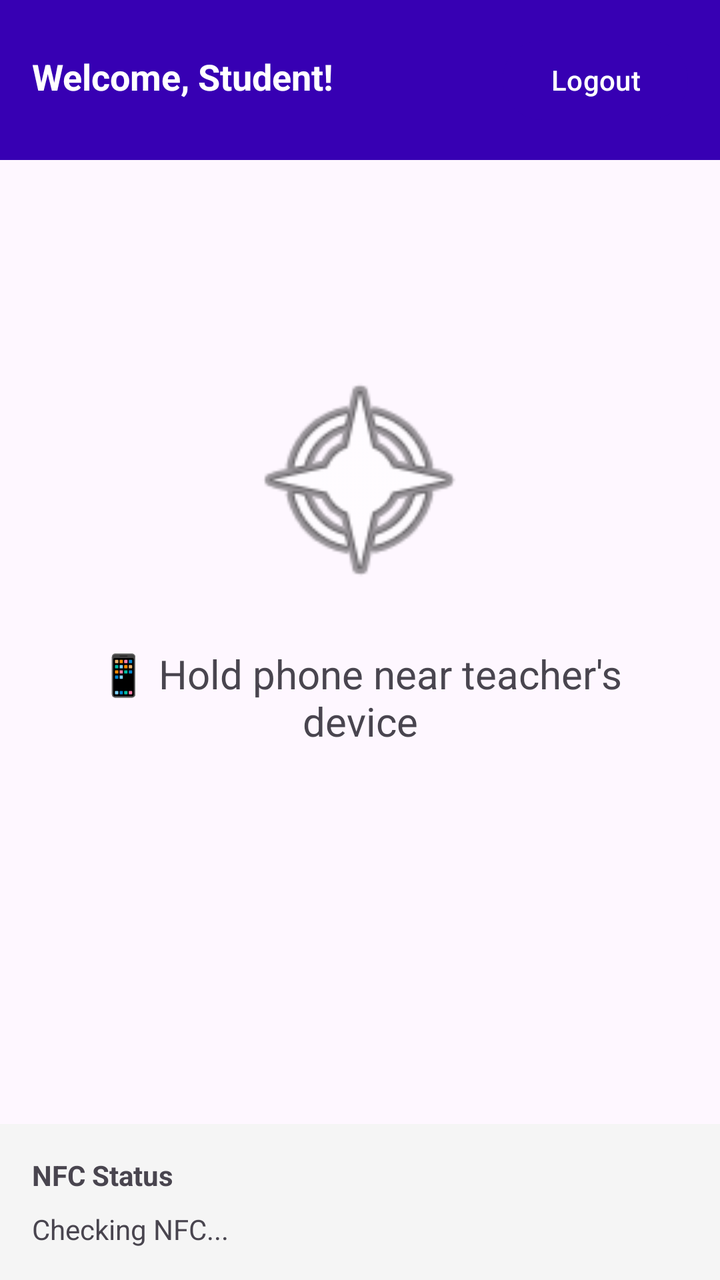
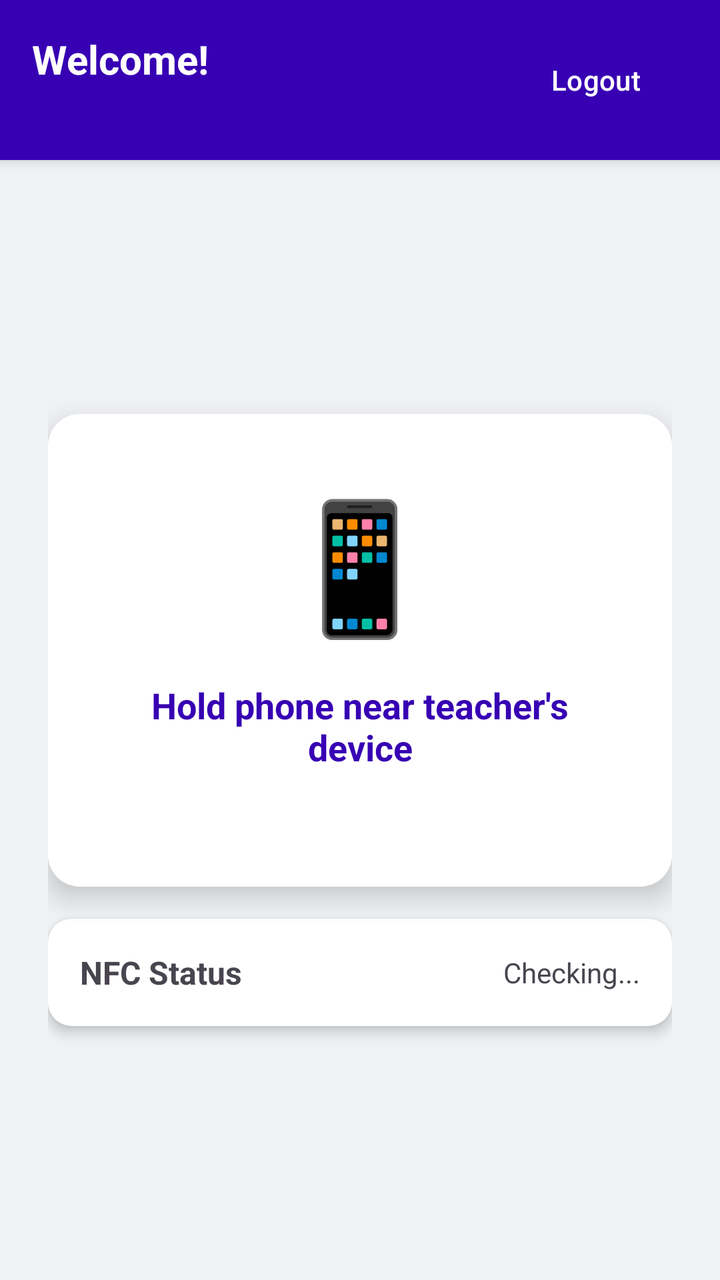

Before-and-after screenshots of an Android layout around one commit, followed by the original layout XML and the change that was made.
<!-- AndroidManifest.xml: application theme Theme.StudentApp -->
<!-- res/layout/activity_student_dashboard.xml -->
<?xml version="1.0" encoding="utf-8"?>
<LinearLayout xmlns:android="http://schemas.android.com/apk/res/android"
    android:layout_width="match_parent"
    android:layout_height="match_parent"
    android:orientation="vertical"
    android:fitsSystemWindows="true">

    <LinearLayout
        android:layout_width="match_parent"
        android:layout_height="wrap_content"
        android:orientation="horizontal"
        android:padding="16dp"
        android:background="#FF3700B3">

        <TextView
            android:id="@+id/txtWelcome"
            android:layout_width="0dp"
            android:layout_height="wrap_content"
            android:layout_weight="1"
            android:text="Welcome, Student!"
            android:textColor="@android:color/white"
            android:textSize="18sp"
            android:textStyle="bold"/>

        <Button
            android:id="@+id/btnLogout"
            android:layout_width="wrap_content"
            android:layout_height="wrap_content"
            android:text="Logout"
            android:textColor="@android:color/white"
            android:backgroundTint="#FF3700B3"/>

    </LinearLayout>

    <LinearLayout
        android:layout_width="match_parent"
        android:layout_height="0dp"
        android:layout_weight="1"
        android:orientation="vertical"
        android:gravity="center"
        android:padding="32dp">

        <ImageView
            android:id="@+id/nfcIcon"
            android:layout_width="120dp"
            android:layout_height="120dp"
            android:src="@android:drawable/ic_menu_compass"
            android:layout_marginBottom="24dp"/>

        <TextView
            android:id="@+id/txtNfcStatus"
            android:layout_width="match_parent"
            android:layout_height="wrap_content"
            android:text="📱 Hold phone near teacher's device"
            android:textSize="20sp"
            android:gravity="center"
            android:layout_marginBottom="16dp"/>

        <TextView
            android:id="@+id/txtStudentId"
            android:layout_width="match_parent"
            android:layout_height="wrap_content"
            android:textSize="16sp"
            android:gravity="center"
            android:textColor="@android:color/darker_gray"
            android:layout_marginBottom="32dp"/>

        <TextView
            android:id="@+id/txtLastAttendance"
            android:layout_width="match_parent"
            android:layout_height="wrap_content"
            android:textSize="14sp"
            android:gravity="center"
            android:textColor="@android:color/darker_gray"/>

    </LinearLayout>

    <LinearLayout
        android:layout_width="match_parent"
        android:layout_height="wrap_content"
        android:orientation="vertical"
        android:padding="16dp"
        android:background="#F5F5F5">

        <TextView
            android:layout_width="match_parent"
            android:layout_height="wrap_content"
            android:text="NFC Status"
            android:textStyle="bold"
            android:layout_marginBottom="8dp"/>

        <TextView
            android:id="@+id/txtNfcEnabled"
            android:layout_width="match_parent"
            android:layout_height="wrap_content"
            android:text="Checking NFC..."/>

    </LinearLayout>

</LinearLayout>
<!-- resources referenced by this layout -->
<resources>
  <style name="Theme.StudentApp" parent="Base.Theme.StudentApp" />
  <style name="Base.Theme.StudentApp" parent="Theme.Material3.DayNight">
          <item name="colorPrimary">#FF3700B3</item>
          <item name="colorPrimaryDark">#FF3700B3</item>
          <item name="colorAccent">#FF3700B3</item>
      </style>
</resources>

<!-- the commit's change to res/layout/activity_student_dashboard.xml (unified diff, before → after) -->
@@ -3,24 +3,41 @@
     android:layout_width="match_parent"
     android:layout_height="match_parent"
     android:orientation="vertical"
-    android:fitsSystemWindows="true">
+    android:fitsSystemWindows="true"
+    android:background="#F0F2F5">
 
+    
     <LinearLayout
         android:layout_width="match_parent"
         android:layout_height="wrap_content"
         android:orientation="horizontal"
         android:padding="16dp"
-        android:background="#FF3700B3">
+        android:background="#3700B3"
+        android:elevation="4dp">
 
-        <TextView
-            android:id="@+id/txtWelcome"
+        <LinearLayout
             android:layout_width="0dp"
             android:layout_height="wrap_content"
             android:layout_weight="1"
-            android:text="Welcome, Student!"
-            android:textColor="@android:color/white"
-            android:textSize="18sp"
-            android:textStyle="bold"/>
+            android:orientation="vertical">
+
+            <TextView
+                android:id="@+id/txtWelcome"
+                android:layout_width="match_parent"
+                android:layout_height="wrap_content"
+                android:text="Welcome!"
+                android:textColor="@android:color/white"
+                android:textSize="20sp"
+                android:textStyle="bold"/>
+
+            <TextView
+                android:id="@+id/txtStudentId"
+                android:layout_width="match_parent"
+                android:layout_height="wrap_content"
+                android:textColor="#B39DDB"
+                android:textSize="14sp"/>
+
+        </LinearLayout>
 
         <Button
             android:id="@+id/btnLogout"
@@ -28,72 +45,100 @@
             android:layout_height="wrap_content"
             android:text="Logout"
             android:textColor="@android:color/white"
-            android:backgroundTint="#FF3700B3"/>
+            android:backgroundTint="#3700B3"
+            android:textSize="14sp"/>
 
     </LinearLayout>
 
+    
     <LinearLayout
         android:layout_width="match_parent"
         android:layout_height="0dp"
         android:layout_weight="1"
         android:orientation="vertical"
         android:gravity="center"
-        android:padding="32dp">
+        android:padding="24dp">
 
-        <ImageView
-            android:id="@+id/nfcIcon"
-            android:layout_width="120dp"
-            android:layout_height="120dp"
-            android:src="@android:drawable/ic_menu_compass"
-            android:layout_marginBottom="24dp"/>
-
-        <TextView
-            android:id="@+id/txtNfcStatus"
+        <androidx.cardview.widget.CardView
+            xmlns:app="http://schemas.android.com/apk/res-auto"
             android:layout_width="match_parent"
             android:layout_height="wrap_content"
-            android:text="📱 Hold phone near teacher's device"
-            android:textSize="20sp"
-            android:gravity="center"
-            android:layout_marginBottom="16dp"/>
+            app:cardCornerRadius="16dp"
+            app:cardElevation="8dp"
+            android:layout_marginBottom="16dp">
 
-        <TextView
-            android:id="@+id/txtStudentId"
+            <LinearLayout
+                android:layout_width="match_parent"
+                android:layout_height="wrap_content"
+                android:orientation="vertical"
+                android:gravity="center"
+                android:padding="32dp"
+                android:background="@android:color/white">
+
+                <TextView
+                    android:layout_width="wrap_content"
+                    android:layout_height="wrap_content"
+                    android:text="📱"
+                    android:textSize="64sp"
+                    android:layout_marginBottom="16dp"/>
+
+                <TextView
+                    android:id="@+id/txtNfcStatus"
+                    android:layout_width="match_parent"
+                    android:layout_height="wrap_content"
+                    android:text="Hold phone near teacher's device"
+                    android:textSize="18sp"
+                    android:gravity="center"
+                    android:textStyle="bold"
+                    android:textColor="#3700B3"
+                    android:layout_marginBottom="8dp"/>
+
+                <TextView
+                    android:id="@+id/txtLastAttendance"
+                    android:layout_width="match_parent"
+                    android:layout_height="wrap_content"
+                    android:textSize="13sp"
+                    android:gravity="center"
+                    android:textColor="@android:color/darker_gray"/>
+
+            </LinearLayout>
+
+        </androidx.cardview.widget.CardView>
+
+        
+        <androidx.cardview.widget.CardView
+            xmlns:app="http://schemas.android.com/apk/res-auto"
             android:layout_width="match_parent"
             android:layout_height="wrap_content"
-            android:textSize="16sp"
-            android:gravity="center"
-            android:textColor="@android:color/darker_gray"
-            android:layout_marginBottom="32dp"/>
+            app:cardCornerRadius="12dp"
+            app:cardElevation="4dp">
 
-        <TextView
-            android:id="@+id/txtLastAttendance"
-            android:layout_width="match_parent"
-            android:layout_height="wrap_content"
-            android:textSize="14sp"
-            android:gravity="center"
-            android:textColor="@android:color/darker_gray"/>
+            <LinearLayout
+                android:layout_width="match_parent"
+                android:layout_height="wrap_content"
+                android:orientation="horizontal"
+                android:padding="16dp"
+                android:background="@android:color/white"
+                android:gravity="center_vertical">
 
-    </LinearLayout>
+                <TextView
+                    android:layout_width="0dp"
+                    android:layout_height="wrap_content"
+                    android:layout_weight="1"
+                    android:text="NFC Status"
+                    android:textStyle="bold"
+                    android:textSize="16sp"/>
 
-    <LinearLayout
-        android:layout_width="match_parent"
-        android:layout_height="wrap_content"
-        android:orientation="vertical"
-        android:padding="16dp"
-        android:background="#F5F5F5">
+                <TextView
+                    android:id="@+id/txtNfcEnabled"
+                    android:layout_width="wrap_content"
+                    android:layout_height="wrap_content"
+                    android:text="Checking..."
+                    android:textSize="14sp"/>
 
-        <TextView
-            android:layout_width="match_parent"
-            android:layout_height="wrap_content"
-            android:text="NFC Status"
-            android:textStyle="bold"
-            android:layout_marginBottom="8dp"/>
+            </LinearLayout>
 
-        <TextView
-            android:id="@+id/txtNfcEnabled"
-            android:layout_width="match_parent"
-            android:layout_height="wrap_content"
-            android:text="Checking NFC..."/>
+        </androidx.cardview.widget.CardView>
 
     </LinearLayout>
 
